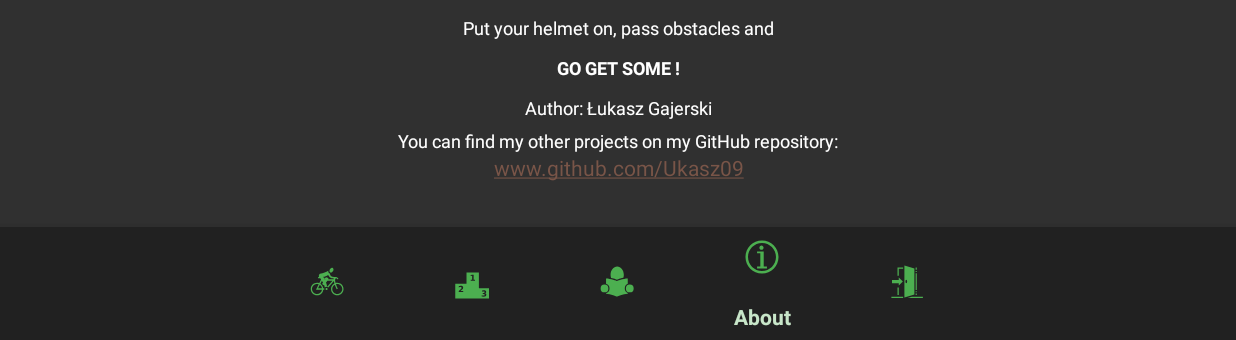
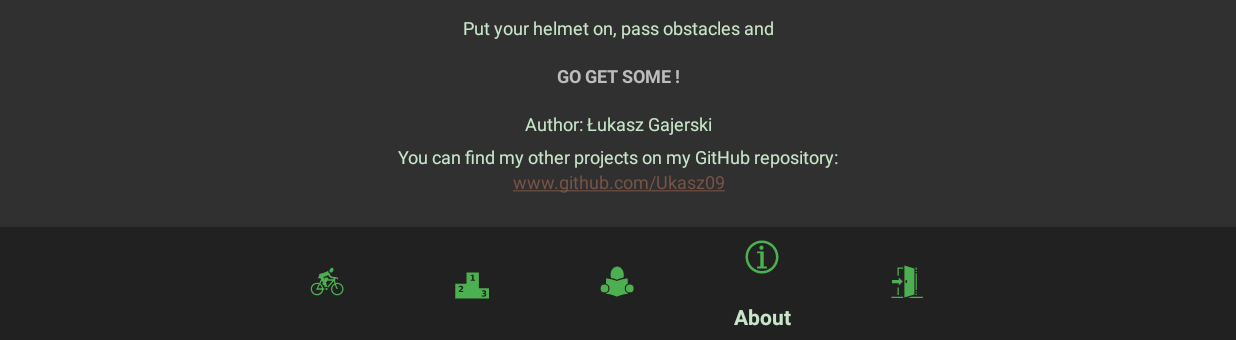
Before and after one commit to Ukasz09/Sick-trucker-android-game, an Android app: the screen it shows after launch (MenuStart), item 4 of the bottom bar chosen, on a phone screen of 824 x 412 dp (held sideways), the part 278-618 px from its top. Run offline under Robolectric (Android 15) with nearby library versions, the phone set to English and light mode, and no system bars.

Commit message:
Refactor about fragment

```diff
--- a/app/src/main/res/layout/fragment_about.xml
+++ b/app/src/main/res/layout/fragment_about.xml
@@ -34,17 +34,17 @@
             android:layout_height="wrap_content"
             android:text="@string/about_game_text"
             android:textAlignment="center"
-            android:textColor="@color/colorLightText"
+            android:textColor="@color/colorPrimaryLight"
             android:textSize="12sp" />
 
         <TextView
             android:id="@+id/aboutGameText2"
             android:layout_width="match_parent"
             android:layout_height="wrap_content"
-            android:layout_marginVertical="10dp"
+            android:layout_marginVertical="15dp"
             android:text="@string/go_get_some"
             android:textAlignment="center"
-            android:textColor="@color/colorLightText"
+            android:textColor="@color/colorDividerText"
             android:textFontWeight="700"
             android:textSize="12sp" />
 
@@ -54,7 +54,7 @@
             android:layout_height="wrap_content"
             android:text="@string/author_text"
             android:textAlignment="center"
-            android:textColor="@color/colorLightText"
+            android:textColor="@color/colorPrimaryLight"
             android:textSize="12sp" />
 
         <TextView
@@ -64,7 +64,7 @@
             android:layout_marginTop="5dp"
             android:text="@string/other_projects_text"
             android:textAlignment="center"
-            android:textColor="@color/colorLightText"
+            android:textColor="@color/colorPrimaryLight"
             android:textSize="12sp" />
 
         <TextView
@@ -74,7 +74,8 @@
             android:autoLink="web"
             android:text="@string/github_link"
             android:textAlignment="center"
-            android:textColor="@color/colorLightText" />
+            android:textSize="12sp"
+            android:textColor="@color/colorPrimaryLight" />
 
 
     </LinearLayout>
```
